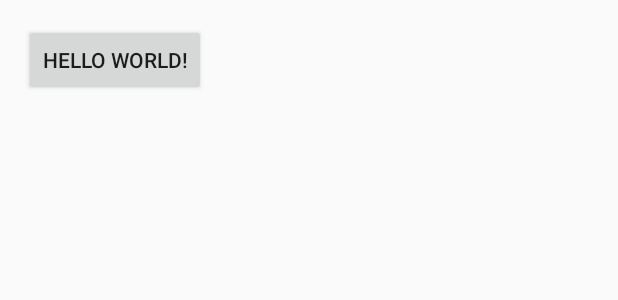
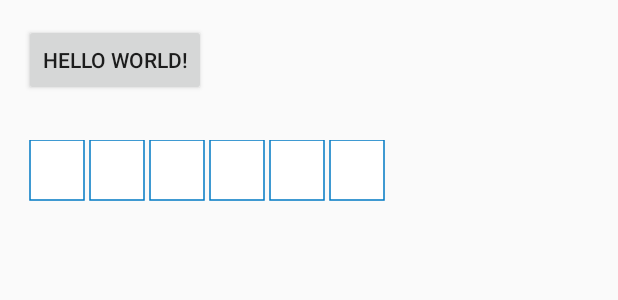
Before and after one commit to zhenglingkun/RXBusLearn, an Android app: the layout activity_main.xml on its own in the app's theme, with its tools: preview values and no code run, on a phone screen of 412 x 824 dp. Shown: the top 300 px of the screen. Run offline under Robolectric (Android 15) with nearby library versions, the phone set to English and light mode, and no system bars.

Commit message:
ADDED pay pwd input widget

```diff
--- a/app/src/main/AndroidManifest.xml
+++ b/app/src/main/AndroidManifest.xml
@@ -8,7 +8,7 @@
         android:label="@string/app_name"
         android:supportsRtl="true"
         android:theme="@style/AppTheme">
-        <activity android:name=".fragmentlearn.LifecycleFragmentActivity">
+        <activity android:name=".MainActivity">
             <intent-filter>
                 <action android:name="android.intent.action.MAIN"/>
 
--- /dev/null
+++ b/app/src/main/java/zlk/com/rxbuslearn/widget/PayPwdEditText.java
@@ -0,0 +1,130 @@
+package zlk.com.rxbuslearn.widget;
+
+import android.content.Context;
+import android.content.res.TypedArray;
+import android.graphics.Canvas;
+import android.graphics.Color;
+import android.graphics.Paint;
+import android.graphics.RectF;
+import android.support.v4.content.ContextCompat;
+import android.util.AttributeSet;
+import android.util.DisplayMetrics;
+import android.util.TypedValue;
+import android.widget.EditText;
+
+import zlk.com.rxbuslearn.R;
+
+/**
+ * Created by kun on 2016/7/18.
+ */
+public class PayPwdEditText extends EditText {
+
+    private int pwdLength = 1; // 密码的位数
+    private static final int defaultSplitLineWidth = 3;
+    private int textLength;// 输入密码文本的长度
+    private float borderWidth = 1; // 密码框边框线的宽
+    private int borderColor = 0xFFCCCCCC; // 边框的颜色
+    private int passwordColor = 0xFFCCCCCC; // 密码文字的颜色,即点的颜色
+    private int pwdRectBgColor = Color.WHITE; // 密码框的背景色
+    private float passwordWidth = 8;// 密码文字的宽度,即点的宽度
+    private float pwdRectWidth = 40; // 密码框的宽度
+    private float pwdRectHeight = 40; // 密码框的长度，与宽度值相同
+    private float pwdRectSpace = 0; // 两个密码输入框之间的空间大小，即间隙
+
+    private Paint passwordPaint = new Paint(Paint.ANTI_ALIAS_FLAG);
+    private Paint borderPaint = new Paint(Paint.ANTI_ALIAS_FLAG);
+
+    public PayPwdEditText(Context context) {
+        super(context);
+    }
+
+    public PayPwdEditText(Context context, AttributeSet attrs) {
+        super(context, attrs);
+
+        setBackgroundColor(ContextCompat.getColor(context, android.R.color.transparent));
+        setMaxLines(1);
+
+        DisplayMetrics dm = getResources().getDisplayMetrics();
+        borderWidth = (int) TypedValue.applyDimension(TypedValue.COMPLEX_UNIT_SP, borderWidth, dm);
+        passwordWidth = (int) TypedValue.applyDimension(TypedValue.COMPLEX_UNIT_SP, passwordWidth, dm);
+        pwdRectWidth = (int) TypedValue.applyDimension(TypedValue.COMPLEX_UNIT_SP, pwdRectWidth, dm);
+        pwdRectSpace = (int) TypedValue.applyDimension(TypedValue.COMPLEX_UNIT_SP, pwdRectSpace, dm);
+        pwdLength = (int) TypedValue.applyDimension(TypedValue.COMPLEX_UNIT_SP, pwdLength, dm);
+
+        TypedArray a = context.getTheme().obtainStyledAttributes(attrs, R.styleable.PayPwdEditText, 0, 0);
+        borderColor = a.getColor(R.styleable.PayPwdEditText_borderColor, borderColor);
+        pwdRectBgColor = a.getColor(R.styleable.PayPwdEditText_pwdRectBgColor, pwdRectBgColor);
+        passwordColor = a.getColor(R.styleable.PayPwdEditText_passwordColor, passwordColor);
+        borderWidth = a.getDimension(R.styleable.PayPwdEditText_borderWidth, borderWidth);
+        passwordWidth = a.getDimension(R.styleable.PayPwdEditText_passwordWidth, passwordWidth);
+        pwdLength = a.getInt(R.styleable.PayPwdEditText_pwdLength, pwdLength);
+        pwdRectWidth = getWidth() / pwdLength;
+        pwdRectWidth = a.getDimension(R.styleable.PayPwdEditText_pwdRectWidth, pwdRectWidth);
+        pwdRectSpace = a.getDimension(R.styleable.PayPwdEditText_pwdRectSpace, pwdRectSpace);
+        a.recycle();
+
+        pwdRectHeight = pwdRectWidth;
+
+        borderPaint.setStrokeWidth(defaultSplitLineWidth);
+        borderPaint.setStrokeWidth(borderWidth);
+        borderPaint.setColor(borderColor);
+        passwordPaint.setStrokeWidth(passwordWidth);
+        passwordPaint.setAntiAlias(true);
+        passwordPaint.setStyle(Paint.Style.FILL);
+        passwordPaint.setColor(passwordColor);
+    }
+
+    public PayPwdEditText(Context context, AttributeSet attrs, int defStyleAttr) {
+        super(context, attrs, defStyleAttr);
+    }
+
+    @Override
+    protected void onDraw(Canvas canvas) {
+
+//        RectF rect = new RectF(0, 0, getWidth(), getHeight());
+//        borderPaint.setColor(Color.GRAY);
+//        canvas.drawRect(rect, borderPaint);
+//
+//        int width = getWidth();
+//        float totalWidth = (pwdRectWidth + pwdRectSpace) * pwdLength;
+//        if (totalWidth > getWidth()) {
+//            totalWidth = getWidth();
+//        }
+//        float start = (width - totalWidth) / 2;
+//
+//        float x1 = start;
+//        borderPaint.setColor(pwdRectBgColor);
+//        borderPaint.setStyle(Paint.Style.FILL);
+//        canvas.drawRect(x1, 0, pwdRectWidth, pwdRectHeight, borderPaint);
+//        borderPaint.setColor(borderColor);
+//        borderPaint.setStyle(Paint.Style.STROKE);
+//        canvas.drawRect(x1, 0, pwdRectWidth, pwdRectHeight, borderPaint);
+
+        // 分割线
+        for (int i = 0; i < pwdLength; i++) {
+            float x = pwdRectWidth * i + pwdRectSpace;
+            borderPaint.setColor(pwdRectBgColor);
+            borderPaint.setStyle(Paint.Style.FILL);
+            canvas.drawRect(x, 0, pwdRectWidth * (i + 1), pwdRectHeight, borderPaint);
+            borderPaint.setColor(borderColor);
+            borderPaint.setStyle(Paint.Style.STROKE);
+            canvas.drawRect(x, 0, pwdRectWidth * (i + 1), pwdRectHeight, borderPaint);
+        }
+
+        float cx = (pwdRectWidth + pwdRectSpace) / 2;
+        float cy = pwdRectWidth / 2;
+        float half = (pwdRectWidth - pwdRectSpace) / 2;
+        for(int i = 0; i < textLength; i++) {
+            canvas.drawCircle(cx, cy, passwordWidth, passwordPaint);
+            cx = ((pwdRectWidth + pwdRectSpace) * (i + 2)) / 2 + half * (i + 1);
+        }
+
+    }
+
+    @Override
+    protected void onTextChanged(CharSequence text, int start, int lengthBefore, int lengthAfter) {
+        super.onTextChanged(text, start, lengthBefore, lengthAfter);
+        this.textLength = text.toString().length();
+        invalidate();
+    }
+}
--- a/app/src/main/res/layout/activity_main.xml
+++ b/app/src/main/res/layout/activity_main.xml
@@ -4,6 +4,7 @@
     xmlns:tools="http://schemas.android.com/tools"
     android:layout_width="match_parent"
     android:layout_height="match_parent"
+    xmlns:app="http://schemas.android.com/apk/res-auto"
     android:paddingBottom="@dimen/activity_vertical_margin"
     android:paddingLeft="@dimen/activity_horizontal_margin"
     android:paddingRight="@dimen/activity_horizontal_margin"
@@ -20,4 +21,19 @@
         android:layout_height="wrap_content"
               android:layout_marginTop="10dp"
         android:layout_below="@id/intent_bt"/>
+
+    <zlk.com.rxbuslearn.widget.PayPwdEditText
+        android:layout_width="match_parent"
+        android:layout_height="wrap_content"
+        android:layout_below="@id/back_text_tv"
+        android:maxLength="6"
+        android:inputType="numberPassword"
+        app:borderWidth="1dp"
+        app:pwdLength="6"
+        app:borderColor="#ff0079c3"
+        app:passwordColor="#ff0079c3"
+        app:passwordWidth="8dp"
+        app:pwdRectWidth="40dp"
+        app:pwdRectSpace="4dp"
+        app:pwdRectBgColor="@android:color/white"/>
 </RelativeLayout>
--- /dev/null
+++ b/app/src/main/res/values/attrs.xml
@@ -0,0 +1,13 @@
+<?xml version="1.0" encoding="utf-8"?>
+<resources>
+    <declare-styleable name="PayPwdEditText">
+        <attr name="borderColor" format="color"/>
+        <attr name="borderWidth" format="dimension"/>
+        <attr name="passwordColor" format="color"/>
+        <attr name="passwordWidth" format="dimension"/>
+        <attr name="pwdRectWidth" format="dimension"/>
+        <attr name="pwdRectBgColor" format="color"/>
+        <attr name="pwdRectSpace" format="dimension"/>
+        <attr name="pwdLength" format="integer"/>
+    </declare-styleable>
+</resources>
```
